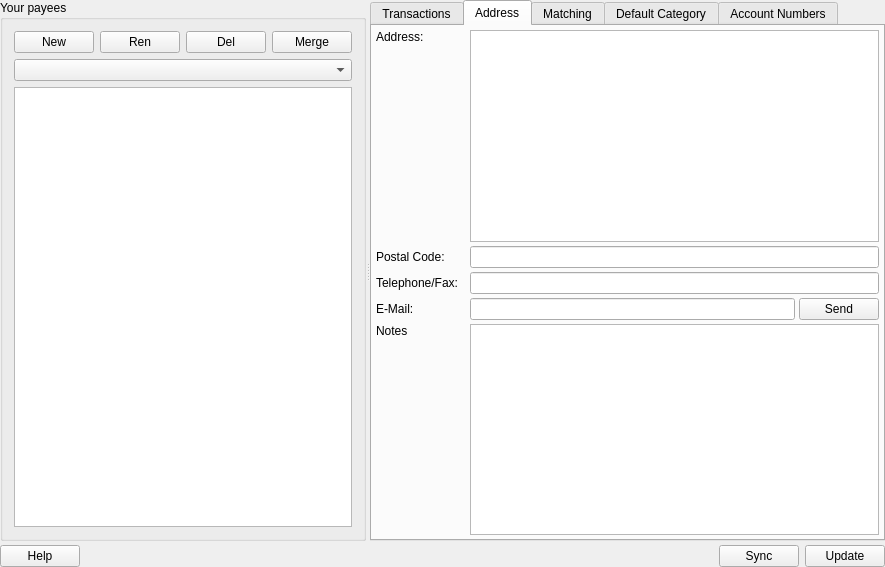
This is kmymoney/views/kpayeesview.ui in KDE/kmymoney as Qt 5 draws it before an edit. The edited form follows.
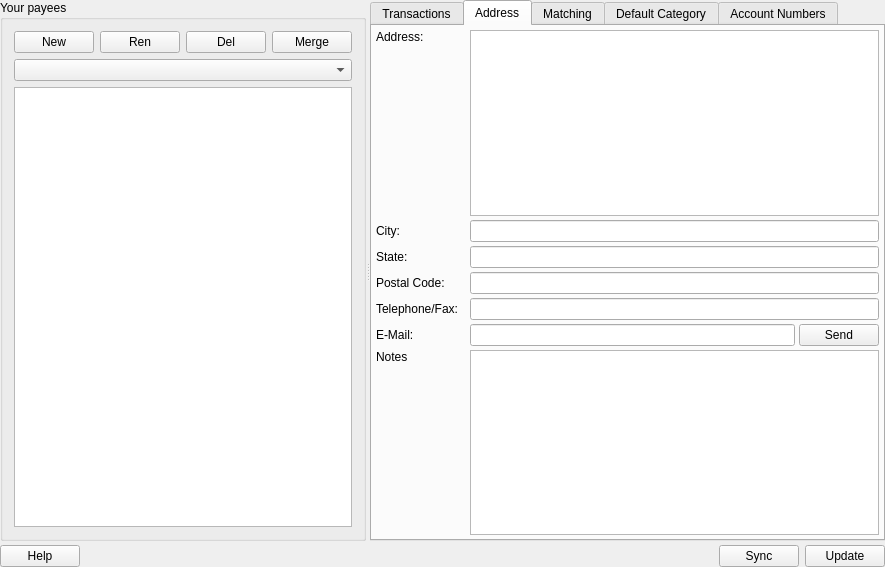
This is the edited form. The open tabs and pages were chosen to show the change. Custom widgets are drawn as their Qt base class.

Commit message:
These changes add the ability to set the payee's city and state
Reviewers: tbaumgart

Reviewed By: tbaumgart

The edit to the form file:
```diff
--- a/kmymoney/views/kpayeesview.ui
+++ b/kmymoney/views/kpayeesview.ui
@@ -164,7 +164,7 @@
         <property name="spacing">
          <number>4</number>
         </property>
-        <item row="3" column="0">
+        <item row="5" column="0">
          <widget class="QLabel" name="TextLabel7">
           <property name="sizePolicy">
            <sizepolicy hsizetype="Fixed" vsizetype="Minimum">
@@ -187,6 +187,50 @@
          </widget>
         </item>
         <item row="1" column="0">
+         <widget class="QLabel" name="TextLabel5_1">
+          <property name="sizePolicy">
+           <sizepolicy hsizetype="Fixed" vsizetype="Minimum">
+            <horstretch>0</horstretch>
+            <verstretch>0</verstretch>
+           </sizepolicy>
+          </property>
+          <property name="minimumSize">
+           <size>
+            <width>90</width>
+            <height>0</height>
+           </size>
+          </property>
+          <property name="text">
+           <string>City:</string>
+          </property>
+          <property name="wordWrap">
+           <bool>false</bool>
+          </property>
+         </widget>
+        </item>
+        <item row="2" column="0">
+         <widget class="QLabel" name="TextLabel5_2">
+          <property name="sizePolicy">
+           <sizepolicy hsizetype="Fixed" vsizetype="Minimum">
+            <horstretch>0</horstretch>
+            <verstretch>0</verstretch>
+           </sizepolicy>
+          </property>
+          <property name="minimumSize">
+           <size>
+            <width>90</width>
+            <height>0</height>
+           </size>
+          </property>
+          <property name="text">
+           <string>State:</string>
+          </property>
+          <property name="wordWrap">
+           <bool>false</bool>
+          </property>
+         </widget>
+        </item>
+        <item row="3" column="0">
          <widget class="QLabel" name="TextLabel5">
           <property name="sizePolicy">
            <sizepolicy hsizetype="Fixed" vsizetype="Minimum">
@@ -208,7 +252,7 @@
           </property>
          </widget>
         </item>
-        <item row="2" column="0">
+        <item row="4" column="0">
          <widget class="QLabel" name="TextLabel6">
           <property name="sizePolicy">
            <sizepolicy hsizetype="Fixed" vsizetype="Minimum">
@@ -230,7 +274,7 @@
           </property>
          </widget>
         </item>
-        <item row="4" column="0">
+        <item row="6" column="0">
          <widget class="QLabel" name="TextLabel4_2">
           <property name="sizePolicy">
            <sizepolicy hsizetype="Fixed" vsizetype="Minimum">
@@ -255,7 +299,7 @@
           </property>
          </widget>
         </item>
-        <item row="3" column="1">
+        <item row="5" column="1">
          <widget class="KLineEdit" name="emailEdit"/>
         </item>
         <item row="0" column="0">
@@ -283,7 +327,7 @@
           </property>
          </widget>
         </item>
-        <item row="3" column="2">
+        <item row="5" column="2">
                      <widget class="QPushButton" name="m_sendMail">
              <property name="toolTip">
               <string>Creates new e-mail to your payee.</string>
@@ -296,10 +340,16 @@
              </property>
             </widget>
         </item>
-        <item row="2" column="1" colspan="2">
+        <item row="4" column="1" colspan="2">
          <widget class="KLineEdit" name="telephoneEdit"/>
         </item>
         <item row="1" column="1" colspan="2">
+         <widget class="KLineEdit" name="payeecityEdit"/>
+        </item>
+        <item row="2" column="1" colspan="2">
+         <widget class="KLineEdit" name="payeestateEdit"/>
+        </item>
+        <item row="3" column="1" colspan="2">
          <widget class="KLineEdit" name="postcodeEdit"/>
         </item>
         <item row="0" column="1" colspan="2">
@@ -312,7 +362,7 @@
           </property>
          </widget>
         </item>
-        <item row="4" column="1" colspan="2">
+        <item row="6" column="1" colspan="2">
          <widget class="KTextEdit" name="notesEdit">
           <property name="sizePolicy">
            <sizepolicy hsizetype="Expanding" vsizetype="Expanding">
```
Left out of the diff: 2 changed lines with no effect on the pictures. The commit also changes 3 other files.
